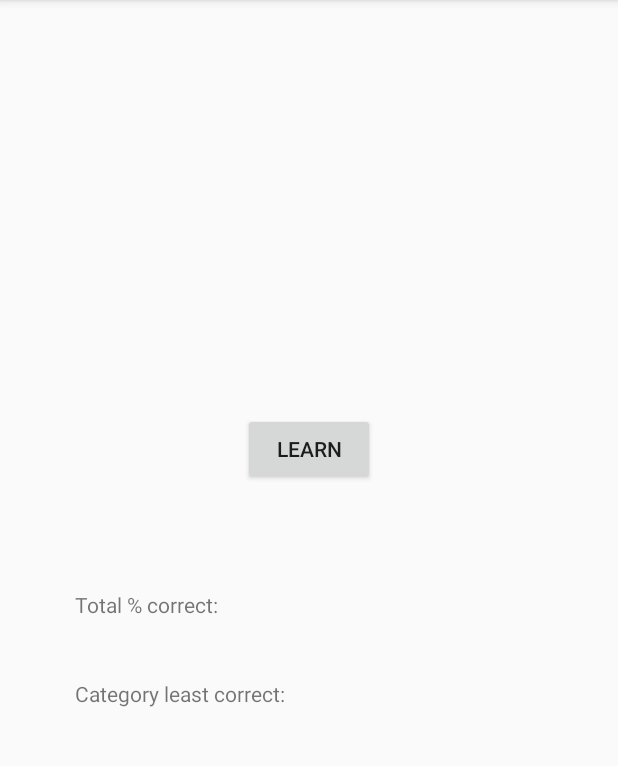
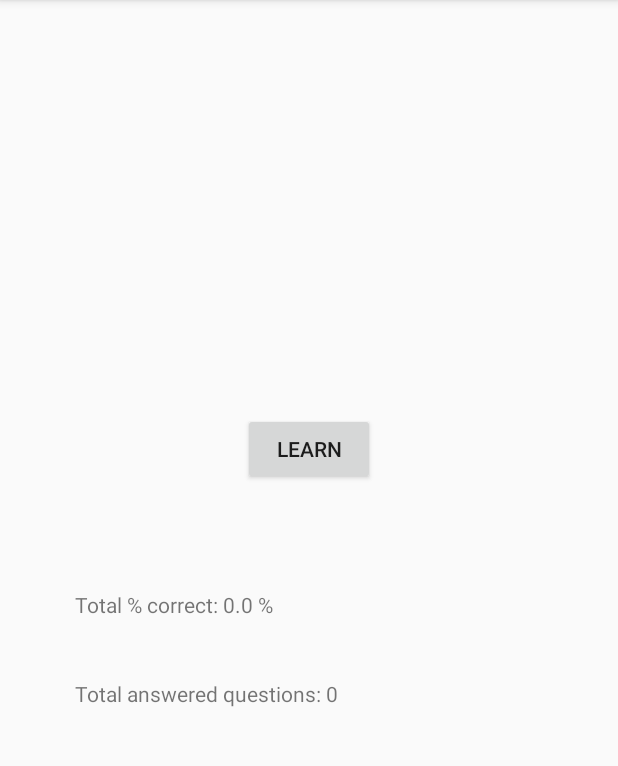
Before and after one commit to Fantajim/EcoQuiz, an Android app: the screen it shows after launch (MainActivity), on a phone screen of 412 x 824 dp, the part 84-850 px from its top. Run offline under Robolectric (Android 15) with nearby library versions, the phone set to English and light mode, and no system bars.

Commit message:
implemented total correct + total answered sharedPreferences

```diff
--- a/app/src/main/java/com/example/ecoquiz/MainActivity.java
+++ b/app/src/main/java/com/example/ecoquiz/MainActivity.java
@@ -1,10 +1,13 @@
 package com.example.ecoquiz;
 
+import android.content.Context;
 import android.content.Intent;
+import android.content.SharedPreferences;
 import android.support.v7.app.AppCompatActivity;
 import android.os.Bundle;
 import android.util.Log;
 import android.view.View;
+import android.widget.TextView;
 
 import org.json.JSONArray;
 import org.json.JSONException;
@@ -18,15 +21,33 @@ import java.util.Collections;
 public class MainActivity extends AppCompatActivity {
     private static final String TAG = "MainScreen";
     public static ArrayList<Question> questionList = new ArrayList<>();
+    public static SharedPreferences sharedPreferences;
+    public static SharedPreferences.Editor editor;
+    private TextView tvCorrectAnswers;
+    private TextView tvTotalAnswers;
 
     @Override
     protected void onCreate(Bundle savedInstanceState) {
         super.onCreate(savedInstanceState);
         setContentView(R.layout.activity_main);
+
+        sharedPreferences = getSharedPreferences(getString(R.string.FILE_NAME), Context.MODE_PRIVATE);
+        editor = sharedPreferences.edit();
+        tvCorrectAnswers = findViewById(R.id.tvCorrectAnswers);
+        tvTotalAnswers = findViewById(R.id.tvTotalAnswers);
+
+        int temp = sharedPreferences.getInt(getString(R.string.TOTAL_CORRECT),0);
+        int temp2 = sharedPreferences.getInt(getString(R.string.TOTAL_QUESTIONS), 0);
+
+        Double temp3 = (new Double(temp) / new Double(temp2))*100;
+        temp3 =(double) Math.round(temp3*100)/100;
+
+        tvCorrectAnswers.setText(tvCorrectAnswers.getText().toString().concat(Double.toString(temp3)).concat(" %"));
+        tvTotalAnswers.setText(tvTotalAnswers.getText().toString().concat(Integer.toString(temp2)));
+
         if (!questionList.isEmpty()) questionList.clear();
             createQuestions();
             Collections.shuffle(questionList);
-
     }
 
     public void onClickLearn(View view) {
--- a/app/src/main/java/com/example/ecoquiz/OptionActivity.java
+++ b/app/src/main/java/com/example/ecoquiz/OptionActivity.java
@@ -15,11 +15,13 @@ public class OptionActivity extends AppCompatActivity {
 
     public void classicOnClick(View view) {
       Intent intent = new Intent(this, OptionClassicActivity.class);
+      QuestionActivity.setCurrentQuestion(1);
       startActivity(intent);
     }
 
     public void memeOnClick(View view) {
         Intent intent = new Intent(this, OptionMemeActivity.class);
+        QuestionActivity.setCurrentQuestion(1);
         startActivity(intent);
     }
 }
--- a/app/src/main/java/com/example/ecoquiz/Question.java
+++ b/app/src/main/java/com/example/ecoquiz/Question.java
@@ -1,9 +1,14 @@
 package com.example.ecoquiz;
+
+import java.util.ArrayList;
+import java.util.Collection;
+import java.util.Collections;
 
 public class Question {
 
     private static int counter = 0;
     private int id;
+    private ArrayList<String> answerList = new ArrayList<>();
     private String answer1;
     private String answer2;
     private String answer3;
@@ -20,9 +25,14 @@ public class Question {
         this.answer2 = answer2;
         this.answer3 = answer3;
         this.answer4 = answer4;
+        answerList.add(answer1);
+        answerList.add(answer2);
+        answerList.add(answer3);
+        answerList.add(answer4);
         this.solution = solution;
         this.questionImage = questionImage;
         this.questionText = questionText;
+        Collections.shuffle(answerList);
     }
 
     // Constructor for True/False questions
@@ -30,29 +40,17 @@ public class Question {
         this.id = getNextId();
         this.answer1 = answer1;
         this.answer2 = answer2;
+        answerList.add(answer1);
+        answerList.add(answer2);
         this.solution = solution;
         this.questionText = questionText;
+        Collections.shuffle(answerList);
+
     }
 
     private int getNextId() {
         counter++;
         return counter;
-    }
-
-    public String getAnswer1() {
-        return answer1;
-    }
-
-    public String getAnswer2() {
-        return answer2;
-    }
-
-    public String getAnswer3() {
-        return answer3;
-    }
-
-    public String getAnswer4() {
-        return answer4;
     }
 
     public String getSolution() {
@@ -67,6 +65,10 @@ public class Question {
         return questionText;
     }
 
+    public ArrayList<String> getAnswerList() {
+        return answerList;
+    }
+
     public int getId() {
         return id;
     }
--- a/app/src/main/res/drawable/empty_divider.xml
+++ /dev/null
@@ -1,6 +0,0 @@
-<?xml version="1.0" encoding="utf-8"?>
-<shape xmlns:android="http://schemas.android.com/apk/res/android">
-    <size
-        android:height="80dp"
-        android:width="0dp"/>
-</shape>
--- a/app/src/main/res/layout/activity_main.xml
+++ b/app/src/main/res/layout/activity_main.xml
@@ -21,18 +21,19 @@
 
 
     <TextView
-        android:id="@+id/total"
+        android:id="@+id/tvCorrectAnswers"
         android:layout_gravity="left"
         android:layout_margin="20dp"
         android:layout_width="wrap_content"
         android:layout_height="wrap_content"
-        android:text="@string/text_correct"/>
+        android:text="@string/tvCorrectAnswers"
+        />
     <TextView
-        android:id="@+id/category"
+        android:id="@+id/tvTotalAnswers"
         android:layout_gravity="left"
         android:layout_margin="20dp"
         android:layout_width="wrap_content"
         android:layout_height="wrap_content"
-        android:text="@string/text_least_category"/>
+        android:text="@string/tvTotalAnswers"/>
 
 </LinearLayout>
--- a/app/src/main/res/values/strings.xml
+++ b/app/src/main/res/values/strings.xml
@@ -1,8 +1,8 @@
 <resources>
     <string name="app_name">EcoQuiz</string>
     <string name="btn_learn">Learn</string>
-    <string name="text_correct">Total % correct: </string>
-    <string name="text_least_category">Category least correct: </string>
+    <string name="tvCorrectAnswers">Total % correct:\u0020 </string>
+    <string name= "tvTotalAnswers">Total answered questions:\u0020 </string>
     <string name="btn_classic_go">Lets go!</string>
     <string name="btn_meme_go">Lets meme!</string>
     <string name="img_description">Question Image</string>
@@ -16,5 +16,9 @@
     <string name="radio_meme_option3">ABC</string>
     <string name ="spinner_textview">Amount of\nquestions</string>
     <string name ="meme_textview_source">Meme source</string>
+    <string name = "FILE_NAME">Ecoquiz shared data</string>
+    <string name = "TOTAL_CORRECT">Ecoquiz correct answers</string>
+    <string name = "TOTAL_QUESTIONS">Ecoquiz total questions</string>
+
 
 </resources>
```
Also changed, not shown: app/src/main/assets/economics_questions.json (+40 -0 lines), app/src/main/java/com/example/ecoquiz/OptionClassicActivity.java (+7 -1 lines), app/src/main/java/com/example/ecoquiz/QuestionActivity.java (+24 -6 lines), app/src/main/java/com/example/ecoquiz/QuestionFragment.java (+13 -7 lines).
